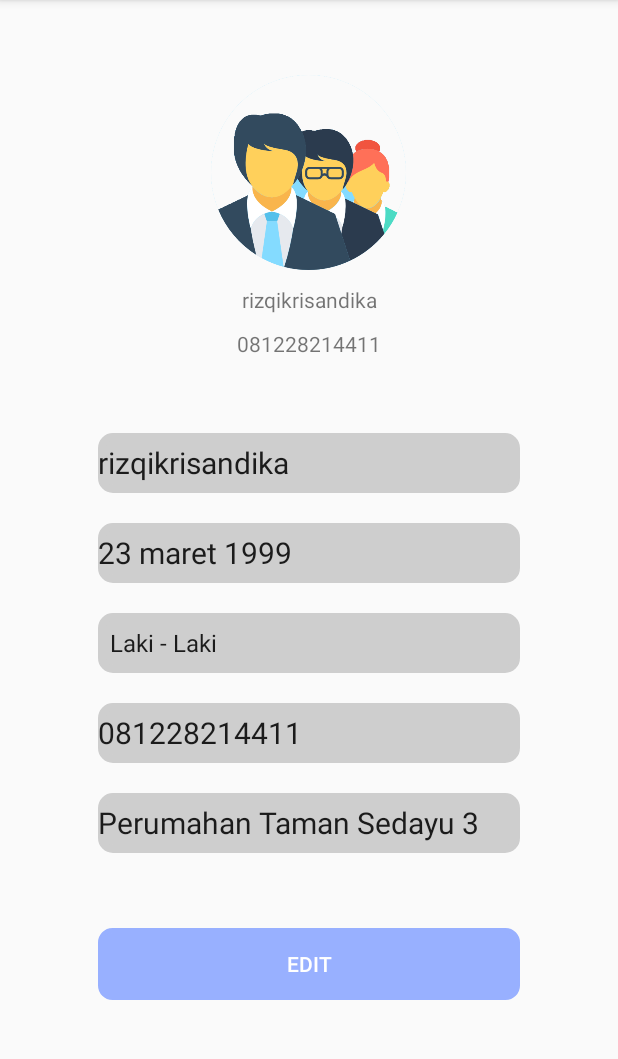
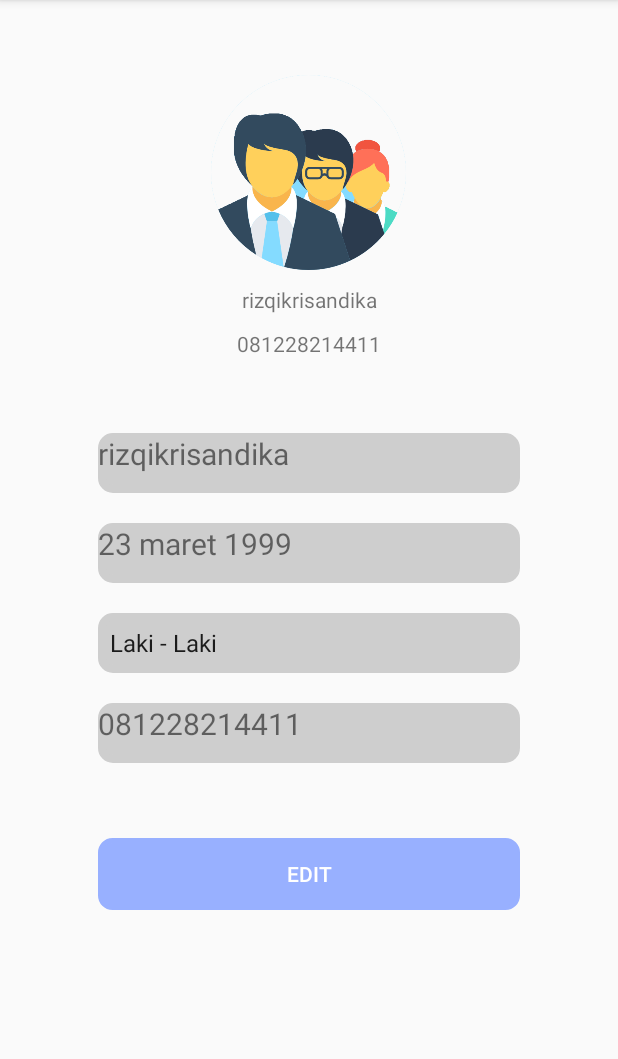
Before and after one commit to rizqikrisandika/Android-Gaslon, an Android app: the profile screen opened directly, with no data from a screen before it, on a phone screen of 412 x 824 dp, the part 84-1143 px from its top. Run offline under Robolectric (Android 15) with nearby library versions, the phone set to English and light mode, and no system bars; our stand-ins replace Firebase (no records; nobody signed in at launch, a user with empty details on screens opened directly).

Commit message:
perbaikan login & register dan tampilan profil & home

```diff
--- a/app/build.gradle
+++ b/app/build.gradle
@@ -46,6 +46,8 @@ dependencies {
     implementation 'at.stefangeyer.challonge.rest:retrofit:2.0.1'
     implementation 'com.google.android.gms:play-services-location:17.0.0'
     implementation 'com.firebase:geofire:1.1.1'
+    implementation 'com.android.support:design:29.0.0'
+    implementation 'com.squareup.picasso:picasso:2.71828'
 }
 
 apply plugin: 'com.google.gms.google-services'
--- a/app/src/main/java/com/example/gaslon/MainActivity.java
+++ b/app/src/main/java/com/example/gaslon/MainActivity.java
@@ -20,7 +20,7 @@ public class MainActivity extends AppCompatActivity {
         btLogin.setOnClickListener(new View.OnClickListener() {
             @Override
             public void onClick(View v) {
-                Intent i = new Intent(MainActivity.this, MapsActivity.class);
+                Intent i = new Intent(MainActivity.this, login.class);
                 startActivity(i);
             }
         });
--- a/app/src/main/java/com/example/gaslon/profile.java
+++ b/app/src/main/java/com/example/gaslon/profile.java
@@ -1,14 +1,60 @@
 package com.example.gaslon;
 
+import android.os.Bundle;
+import android.widget.TextView;
+
+import androidx.annotation.NonNull;
 import androidx.appcompat.app.AppCompatActivity;
 
-import android.os.Bundle;
+import com.google.firebase.auth.FirebaseAuth;
+import com.google.firebase.database.DataSnapshot;
+import com.google.firebase.database.DatabaseError;
+import com.google.firebase.database.DatabaseReference;
+import com.google.firebase.database.FirebaseDatabase;
+import com.google.firebase.database.ValueEventListener;
 
 public class profile extends AppCompatActivity {
+    private TextView mName, mEmail,mPhone,profilNama,profilHp;
+    private FirebaseAuth mAuth;
+    private FirebaseDatabase getDB;
+    private DatabaseReference profileUser;
+    private String currentUserId;
 
     @Override
     protected void onCreate(Bundle savedInstanceState) {
         super.onCreate(savedInstanceState);
         setContentView(R.layout.activity_profile);
+
+        profilNama = findViewById(R.id.profil_nama);
+        profilHp = findViewById(R.id.profil_hp);
+        mName = findViewById(R.id.nama);
+        mEmail = findViewById(R.id.profileEmail);
+        mPhone = findViewById(R.id.no_hp);
+        mAuth = FirebaseAuth.getInstance();
+        currentUserId = mAuth.getCurrentUser().getUid();
+        profileUser = FirebaseDatabase.getInstance().getReference().child("user").child(currentUserId);
+
+        profileUser.addValueEventListener(new ValueEventListener() {
+            @Override
+            public void onDataChange(@NonNull DataSnapshot dataSnapshot) {
+                if (dataSnapshot.exists()){
+                    String myName = dataSnapshot.child("prfName").getValue().toString();
+                    String myEmail = dataSnapshot.child("prfEmail").getValue().toString();
+                    String myPhone = dataSnapshot.child("prfPhone").getValue().toString();
+
+                    mName.setText(myName);
+                    mEmail.setText(myEmail);
+                    mPhone.setText(myPhone);
+                    profilNama.setText(myName);
+                    profilHp.setText(myPhone);
+                }
+            }
+
+            @Override
+            public void onCancelled(@NonNull DatabaseError databaseError) {
+
+            }
+        });
+
     }
 }
--- a/app/src/main/res/layout/activity_home.xml
+++ b/app/src/main/res/layout/activity_home.xml
@@ -26,7 +26,7 @@
     <TextView
         android:layout_width="match_parent"
         android:layout_height="wrap_content"
-        android:id="@+id/profil_nama"
+        android:id="@+id/profil_nama_home"
         android:text="rizqikrisandika"
         android:gravity="center"
         android:layout_marginBottom="50dp"
--- a/app/src/main/res/layout/activity_profile.xml
+++ b/app/src/main/res/layout/activity_profile.xml
@@ -37,7 +37,7 @@
             android:gravity="center"
             android:layout_marginTop="10dp"/>
 
-        <EditText
+        <TextView
             android:id="@+id/nama"
             android:layout_width="match_parent"
             android:layout_height="40dp"
@@ -48,10 +48,10 @@
             android:text="rizqikrisandika"
             android:textSize="20sp" />
 
-        <EditText
+        <TextView
             android:layout_width="match_parent"
             android:layout_height="40dp"
-            android:id="@+id/tgl_lahir"
+            android:id="@+id/profileEmail"
             android:text="23 maret 1999"
             android:backgroundTint="#CECECE"
             android:background="@drawable/edit_txtprofil"
@@ -70,7 +70,7 @@
             android:layout_marginTop="20dp"
             android:entries="@array/android_dropdown_arrays" />
 
-        <EditText
+        <TextView
             android:layout_width="match_parent"
             android:layout_height="40dp"
             android:id="@+id/no_hp"
@@ -78,17 +78,6 @@
             android:backgroundTint="#CECECE"
             android:background="@drawable/edit_txtprofil"
             android:textSize="20sp"
-            android:elevation="30dp"
-            android:layout_marginTop="20dp"/>
-
-        <EditText
-            android:layout_width="match_parent"
-            android:layout_height="40dp"
-            android:id="@+id/alamat"
-            android:text="Perumahan Taman Sedayu 3"
-            android:background="@drawable/edit_txtprofil"
-            android:textSize="20sp"
-            android:backgroundTint="#CECECE"
             android:elevation="30dp"
             android:layout_marginTop="20dp"/>
 
@@ -104,5 +93,4 @@
             android:text="Edit" />
 
     </LinearLayout>
-
 </LinearLayout>
```
Also changed, not shown: app/src/main/java/com/example/gaslon/home.java (+34 -3 lines), app/src/main/java/com/example/gaslon/login.java (+76 -42 lines), app/src/main/java/com/example/gaslon/signup.java (+110 -32 lines), app/src/main/java/com/example/gaslon/userDB.java (added, +31 -0 lines), app/src/main/res/layout/activity_signup.xml (+1 -12 lines), app/src/main/res/layout/item_profile.xml (added, +9 -0 lines).
